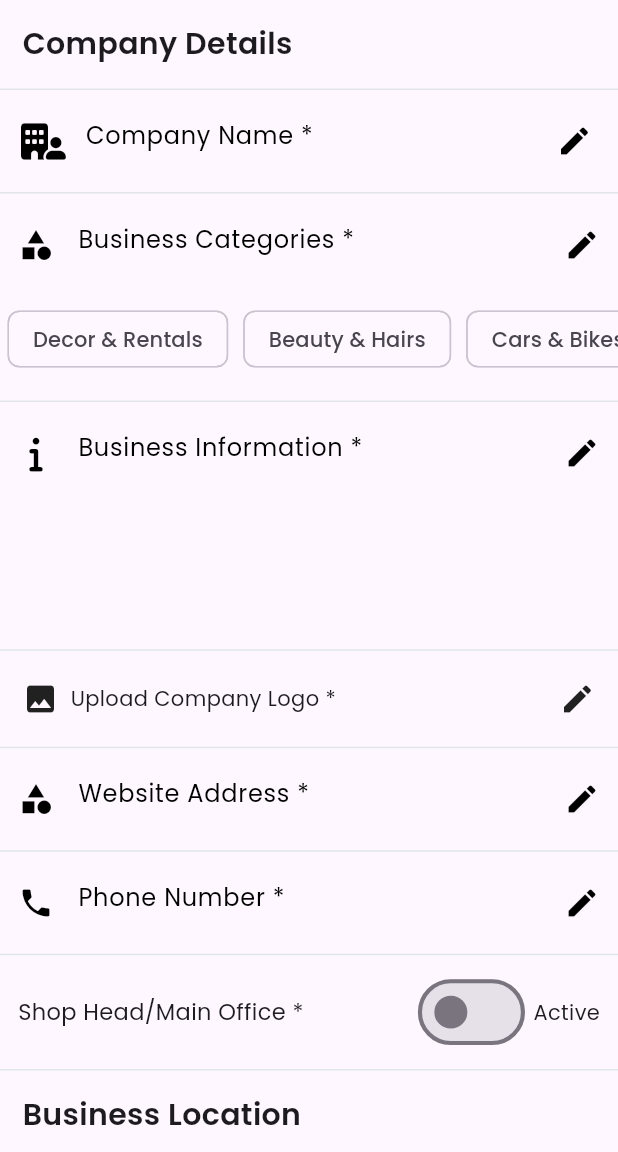
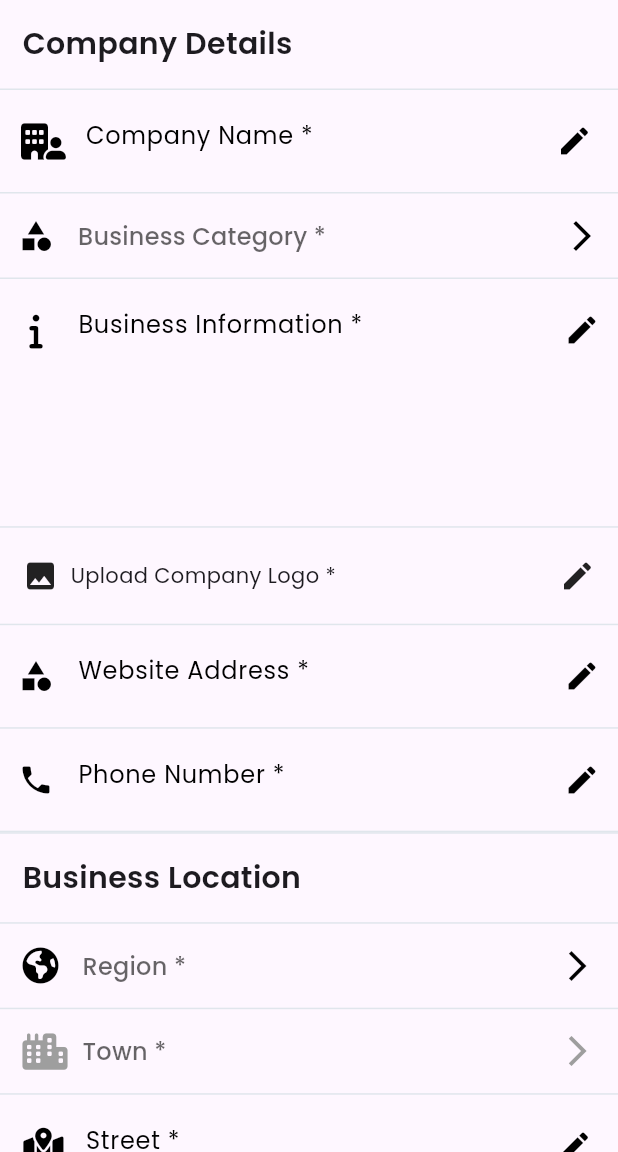
Before and after one commit to nishangsystems/errandiaapp, a Flutter app: the add_business_view screen opened directly, on a phone screen of 412 x 824 dp, the part 84-1236 px from its top. Run offline on Flutter 3.47's test engine with Material 3 defaults, Android fonts, the phone set to English and light mode, and no system bars; our stand-ins replace awesome_dialog, carousel_slider, firebase_auth, firebase_core, flutter_image_compress, flutter_otp_text_field and 13 more; accounts and stored records are empty; network calls fail; statements that could not run were skipped.

Commit message:
business creation with regions, towns and categories

```diff
--- a/lib/app/modules/buiseness/controller/business_controller.dart
+++ b/lib/app/modules/buiseness/controller/business_controller.dart
@@ -1,3 +1,4 @@
+import 'package:errandia/app/APi/apidomain%20&%20api.dart';
 import 'package:errandia/app/APi/business.dart';
 import 'package:errandia/app/modules/buiseness/view/manage_business_view.dart';
 import 'package:flutter/foundation.dart';
@@ -124,7 +125,6 @@ class business_controller extends GetxController {
       print("itemList: $itemList");
     }
 
-
   }
 
   bool shouldLoadMore(int index) {
--- a/lib/app/modules/buiseness/view/add_business_view.dart
+++ b/lib/app/modules/buiseness/view/add_business_view.dart
@@ -2,6 +2,7 @@ import 'dart:convert';
 import 'dart:io';
 import 'package:errandia/app/APi/business.dart';
 import 'package:errandia/app/modules/global/Widgets/popupBox.dart';
+import 'package:errandia/modal/category.dart';
 import 'package:flutter/foundation.dart';
 import 'package:http/http.dart' as http;
 import 'package:errandia/app/ImagePicker/imagePickercontroller.dart';
@@ -42,8 +43,13 @@ class _add_business_viewState extends State<add_business_view> {
   List<String> selectedFilters = [];
   List<int> selectedFilters_ = [];
   var town;
+  var category;
 
-  void categoriesSelected() {}
+  @override
+  void initState() {
+    super.initState();
+    add_controller.loadCategories();
+  }
 
   @override
   Widget build(BuildContext context) {
@@ -86,13 +92,13 @@ class _add_business_viewState extends State<add_business_view> {
                     .Business_information_controller.text
                     .toString();
                 var phone = add_controller.phone_controller.text.toString();
-                var categories =
-                    add_controller.Business_category_controller.text.toString();
+                // var categories =
+                //     add_controller.Business_category_controller.text.toString();
 
-                if (name == '' || description == '' || country == null) {
+                if (name == '' || description == '') {
                   alertDialogBox(context, "Alert", 'Please Enter Fields');
                 } else {
-                  var file = selectedFilters_[0].toString();
+                  var file = "";
 
                   for (int i = 1; i < selectedFilters_.length; i++) {
                     file = "$file,${selectedFilters_[i]}";
@@ -108,18 +114,18 @@ class _add_business_viewState extends State<add_business_view> {
                   var value = {
                     "name": name,
                     "description": description,
-                    "is_branch": controller.headmainSwitch.value,
                     "slogan": businessInfo,
-                    "street_id": country,
                     "phone": phone,
                     "whatsapp": "whatsapp",
+                    "category_id": category.toString(),
                     // "image_path": imageController.image_path.toString(),
-                    "address": address,
+                    "street": address,
                     "facebook": facebook,
                     "instagram": instagram,
                     "twitter": twitter,
                     "website": websiteAddress,
-                    "categories": categories
+                    "region_id": regionCode.toString(),
+                    "town_id": town.toString(),
                   };
 
                   PopupBox popup;
@@ -256,71 +262,50 @@ class _add_business_viewState extends State<add_business_view> {
               indent: 0,
             ),
 
-            // Business categories
-            Container(
-              padding: const EdgeInsets.symmetric(horizontal: 0, vertical: 10),
-              child: TextFormField(
-                readOnly: true,
-                controller: add_controller.Business_category_controller,
-                decoration: const InputDecoration(
-                  border: InputBorder.none,
-                  prefixIcon: Icon(
+            ListTile(
+              leading: Container(
+                padding: const EdgeInsets.only(left: 12, right: 0),
+                child: const Icon(
+                  Icons.category,
                   color: Colors.black,
-                    Icons.category,
                 ),
+              ),
+              trailing: Container(
+                padding: const EdgeInsets.only(left: 0, right: 12),
+                child: const Icon(
+                  Icons.arrow_forward_ios_outlined,
+                  color: Colors.black,
+                ),
+              ),
+              contentPadding: EdgeInsets.zero,
+              title: DropdownButtonFormField(
+                iconSize: 0.0,
+                isDense: true,
+                isExpanded: true,
+                padding: EdgeInsets.zero,
+                decoration: const InputDecoration.collapsed(
+                  hintText: 'Business Category *',
                   hintStyle: TextStyle(
                     color: Colors.black,
                   ),
-                  hintText: 'Business Categories *',
-                  suffixIcon: Icon(
-                    Icons.edit,
-                    color: Colors.black,
+                ),
+                value: value,
+                onChanged: (value) {
+                  setState(() {
+                    category = value as int;
+                  });
+                  print("category_id: $category");
+                },
+                items: categor.Items.map((e) => DropdownMenuItem(
+                      value: e.id,
+                      child: Text(
+                        e.name.toString(),
+                        style:
+                            const TextStyle(fontSize: 15, color: Colors.black),
+                      ),
+                    )).toList(),
               ),
             ),
-              ),
-            ),
-            subCetegoryData.Items.isNotEmpty
-                ? SizedBox(
-                    height: 70,
-                    child: ListView.builder(
-                        scrollDirection: Axis.horizontal,
-                        itemCount: subCetegoryData.Items.length,
-                        itemBuilder: (context, index) {
-                          var data = subCetegoryData.Items[index];
-                          print("subCat data: $data");
-                          return Padding(
-                            padding: const EdgeInsets.all(5.0),
-                            child: Wrap(
-                              direction: Axis.vertical,
-                              spacing: 20.0, // gap between adjacent chips
-                              runSpacing: 4.0, // gap between lines
-                              children: <Widget>[
-                                InputChip(
-                                  label: Text('${data.name}'),
-                                  selectedColor: Colors.green,
-                                  selected: selectedFilters.contains(data.name),
-                                  onSelected: (value) {
-                                    setState(() {
-                                      if (value) {
-                                        selectedFilters
-                                            .add(data.name.toString());
-                                        selectedFilters_
-                                            .add(int.parse(data.id.toString()));
-                                      } else if (!value) {
-                                        selectedFilters
-                                            .remove(data.name.toString());
-                                        selectedFilters_.remove(
-                                            int.parse(data.id.toString()));
-                                      }
-                                    });
-                                  },
-                                ),
-                              ],
-                            ),
-                          );
-                        }),
-                  )
-                : const Center(child: CircularProgressIndicator()),
             Divider(
               color: appcolor().greyColor,
               thickness: 1,
@@ -644,33 +629,33 @@ class _add_business_viewState extends State<add_business_view> {
             ),
 
             // shop head
-            Container(
-              padding: const EdgeInsets.symmetric(horizontal: 12, vertical: 5),
-              child: Row(
-                children: [
-                  const Text(
-                    'Shop Head/Main Office *',
-                    style: TextStyle(fontSize: 15),
-                  ),
-                  Spacer(),
-                  Obx(
-                    () => SizedBox(
-                      width: Get.width * 0.2,
-                      child: FittedBox(
-                        fit: BoxFit.fill,
-                        child: Switch(
-                          value: controller.headmainSwitch.value,
-                          onChanged: (val) {
-                            controller.headmainSwitch.value = val;
-                          },
-                        ),
-                      ),
-                    ),
-                  ),
-                  const Text('Active')
-                ],
-              ),
-            ),
+            // Container(
+            //   padding: const EdgeInsets.symmetric(horizontal: 12, vertical: 5),
+            //   child: Row(
+            //     children: [
+            //       const Text(
+            //         'Shop Head/Main Office *',
+            //         style: TextStyle(fontSize: 15),
+            //       ),
+            //       Spacer(),
+            //       Obx(
+            //         () => SizedBox(
+            //           width: Get.width * 0.2,
+            //           child: FittedBox(
+            //             fit: BoxFit.fill,
+            //             child: Switch(
+            //               value: controller.headmainSwitch.value,
+            //               onChanged: (val) {
+            //                 controller.headmainSwitch.value = val;
+            //               },
+            //             ),
+            //           ),
+            //         ),
+            //       ),
+            //       const Text('Active')
+            //     ],
+            //   ),
+            // ),
             Divider(
               color: appcolor().greyColor,
               thickness: 1,
@@ -699,36 +684,51 @@ class _add_business_viewState extends State<add_business_view> {
               indent: 0,
             ),
 
-            // country
+            // regions
+            ListTile(
+              leading: Container(
+                padding: const EdgeInsets.only(left: 15, right: 0),
+                child: const Icon(
+                  FontAwesomeIcons.earthAmericas,
+                  color: Colors.black,
+                ),
+              ),
+              trailing: Container(
+                padding: const EdgeInsets.only(left: 0, right: 15),
+                child: const Icon(
+                  Icons.arrow_forward_ios_outlined,
+                  color: Colors.black,
+                ),
+              ),
+              contentPadding: EdgeInsets.zero,
+              title: DropdownButtonFormField(
 
-            ListTile(
-              leading: const Icon(
-                FontAwesomeIcons.earthAmericas,
+                iconSize: 0.0,
+                padding: EdgeInsets.zero,
+                isDense: true,
+                isExpanded: true,
+                decoration: const InputDecoration.collapsed(
+                  hintText: 'Region *',
+                  hintStyle: TextStyle(
+                    color: Colors.black,
                   ),
-              trailing: const Icon(
-                Icons.arrow_forward_ios_outlined,
-              ),
-              title: Padding(
-                padding: const EdgeInsets.only(right: 10, bottom: 10),
-                child: DropdownButtonFormField(
-                  iconSize: 0.0,
-                  decoration: const InputDecoration.collapsed(
-                    hintText: 'Region',
                 ),
                 value: value,
-                  onChanged: (value) {
+                onChanged: (value) async {
                   setState(() {
                     regionCode = value as int;
                   });
+                  print("regionCode: $regionCode");
+                   add_controller.loadTownsData(regionCode);
                 },
                 items: Regions.Items.map((e) => DropdownMenuItem(
+                      value: e.id,
                       child: Text(
                         e.name.toString(),
-                          style: TextStyle(fontSize: 11),
+                        style:
+                            const TextStyle(fontSize: 15, color: Colors.black),
                       ),
-                        value: e.id,
                     )).toList(),
-                ),
               ),
             ),
             Divider(
@@ -738,66 +738,62 @@ class _add_business_viewState extends State<add_business_view> {
               indent: 0,
             ),
             ListTile(
-              leading: const Icon(
-                FontAwesomeIcons.locationCrosshairs,
+              leading: Container(
+                padding: const EdgeInsets.only(left: 15, right: 0),
+                child:  Icon(
+                  FontAwesomeIcons.city,
+                  color: regionCode == null
+                      ? Colors.grey
+                      : Colors.black
                 ),
-              trailing: const Icon(
+              ),
+              trailing: Container(
+                padding: const EdgeInsets.only(left: 0, right: 15),
+                child:  Icon(
                   Icons.arrow_forward_ios_outlined,
+                  color: regionCode == null
+                      ? Colors.grey
+                      : Colors.black
                 ),
-              title: Padding(
-                padding: const EdgeInsets.only(right: 10, bottom: 10),
-                child: DropdownButtonFormField(
+              ),
+              contentPadding: EdgeInsets.zero,
+              title: Obx(
+                  () {
+                    if (add_controller.isTownsLoading.value) {
+                      return const Center(
+                        child: CircularProgressIndicator(),
+                      );
+                    }
+                    return DropdownButtonFormField(
                       iconSize: 0.0,
-                  decoration: const InputDecoration.collapsed(
-                    hintText: 'Town',
+                      isDense: true,
+                      isExpanded: true,
+                      padding: EdgeInsets.zero,
+                      decoration:  InputDecoration.collapsed(
+                        hintText: 'Town *',
+                        hintStyle: TextStyle(
+                            color: regionCode == null
+                                ? Colors.grey
+                                : Colors.black
+                        ),
                       ),
                       value: value,
                       onChanged: (value) {
                         setState(() {
                           town = value as int;
                         });
+                        print("townId: $town");
                       },
                       items: Towns.Items.map((e) => DropdownMenuItem(
+                        value: e.id,
                         child: Text(
                           e.name.toString(),
-                          style: TextStyle(fontSize: 11),
+                          style:
+                          const TextStyle(fontSize: 15, color: Colors.black),
                         ),
-                        value: e.id,
                       )).toList(),
-                ),
-              ),
-            ),
-            Divider(
-              color: appcolor().greyColor,
-              thickness: 1,
-              height: 1,
-              indent: 0,
-            ),
-            ListTile(
-              leading: const Icon(FontAwesomeIcons.locationArrow),
-              trailing: const Icon(
-                Icons.arrow_forward_ios_outlined,
-              ),
-              title: Padding(
-                padding: const EdgeInsets.only(right: 10, bottom: 10),
-                child: DropdownButtonFormField(
-                  iconSize: 0.0,
-                  decoration:
-                      const InputDecoration.collapsed(hintText: 'Street'),
-                  value: value,
-                  onChanged: (value) {
-                    setState(() {
-                      country = value as int;
-                    });
-                  },
-                  items: Street.Items.map((e) => DropdownMenuItem(
-                        child: Text(
-                          e.name.toString(),
-                          style: TextStyle(fontSize: 11),
-                        ),
-                        value: e.id,
-                      )).toList(),
-                ),
+                    );
+                  }
               ),
             ),
             Divider(
@@ -807,14 +803,12 @@ class _add_business_viewState extends State<add_business_view> {
               indent: 0,
             ),
 
+
             // address
-            SizedBox(
-              height: Get.height * 0.2,
-              // padding: EdgeInsets.symmetric(horizontal: 15, vertical: 20),
+            Container(
+              padding: const EdgeInsets.symmetric(horizontal: 5, vertical: 10),
               child: TextFormField(
                 controller: add_controller.address_controller,
-                minLines: 1,
-                maxLines: 4,
                 decoration: const InputDecoration(
                   border: InputBorder.none,
                   prefixIcon: Icon(
@@ -824,7 +818,7 @@ class _add_business_viewState extends State<add_business_view> {
                   hintStyle: TextStyle(
                     color: Colors.black,
                   ),
-                  hintText: 'Address *',
+                  hintText: 'Street *',
                   suffixIcon: Icon(
                     color: Colors.black,
                     Icons.edit,
--- a/lib/app/modules/home/view/home_view_1.dart
+++ b/lib/app/modules/home/view/home_view_1.dart
@@ -184,7 +184,7 @@ class _home_view_1State extends State<home_view_1> {
     super.initState();
     CountryData();
     RegionData();
-    TownData();
+    // TownData();
     Country();
     street();
     subCategoryData();
@@ -579,7 +579,7 @@ Widget Featured_Businesses_List() {
                         SizedBox(
                           height: Get.height * 0.001,
                         ),
-                        data['street'] != '' ? Row(
+                        (data['street'] != '' && data['street'] != null) ? Row(
                           children: [
                              Icon(
                               Icons.location_on,
@@ -590,7 +590,7 @@ Widget Featured_Businesses_List() {
                               width: 1,
                             ),
                             Text(
-                              data['street'],
+                              data['street'].toString(),
                               style: const TextStyle(fontSize: 12),
                             )
                           ],
--- a/lib/modal/subcatgeory.dart
+++ b/lib/modal/subcatgeory.dart
@@ -1,78 +1,6 @@
 
 class subCetegoryData{
   static  List<Sub> Items = [
-    Sub(
-      id: 1,
-      slug: "decor-rentals",
-      categoryId: 1,
-      name: "Decor & Rentals",
-    ),
-    Sub(
-      id: 2,
-      slug: "beauty-hairs",
-      categoryId: 1,
-      name: "Beauty & Hairs",
-    ),
-    Sub(
-      id: 3,
-      slug: "cars-bikes",
-      categoryId: 1,
-      name: "Cars & Bikes",
-    ),
-    Sub(
-      id: 4,
-      slug: "fruits-milk",
-      categoryId: 1,
-      name: "Fruits & Milk",
-    ),
-    Sub(
-      id: 5,
-      slug: "health-fitness",
-      categoryId: 1,
-      name: "Health & Fitness",
-    ),
-    Sub(
-      id: 6,
-      slug: "fashion-design",
-      categoryId: 1,
-      name: "Fashion & Design",
-    ),
-    Sub(
-      id: 7,
-      slug: "restaurants-grill",
-      categoryId: 1,
-      name: "Restaurants & Grill",
-    ),
-    Sub(
-      id: 8,
-      slug: "slug",
-      categoryId: 1,
-      name: "name",
-    ),
-    Sub(
-      id: 9,
-      slug: "schools-training",
-      categoryId: 1,
-      name: "Schools & Training",
-    ),
-    Sub(
-      id: 10,
-      slug: "sports-entertainment",
-      categoryId: 1,
-      name: "Sports & Entertainment",
-    ),
-    Sub(
-      id: 11,
-      slug: "travel-tourism",
-      categoryId: 1,
-      name: "Travel & Tourism",
-    ),
-    Sub(
-      id: 12,
-      slug: "wedding-planner",
-      categoryId: 1,
-      name: "Wedding Planner",
-    ),
   ];
 }
 
```
Also changed, not shown: lib/app/APi/apidomain & api.dart (+46 -0 lines), lib/app/APi/business.dart (+2 -14 lines), lib/app/modules/buiseness/controller/add_business_controller.dart (+40 -0 lines). Lines whose indentation alone changed are shown as unchanged.
